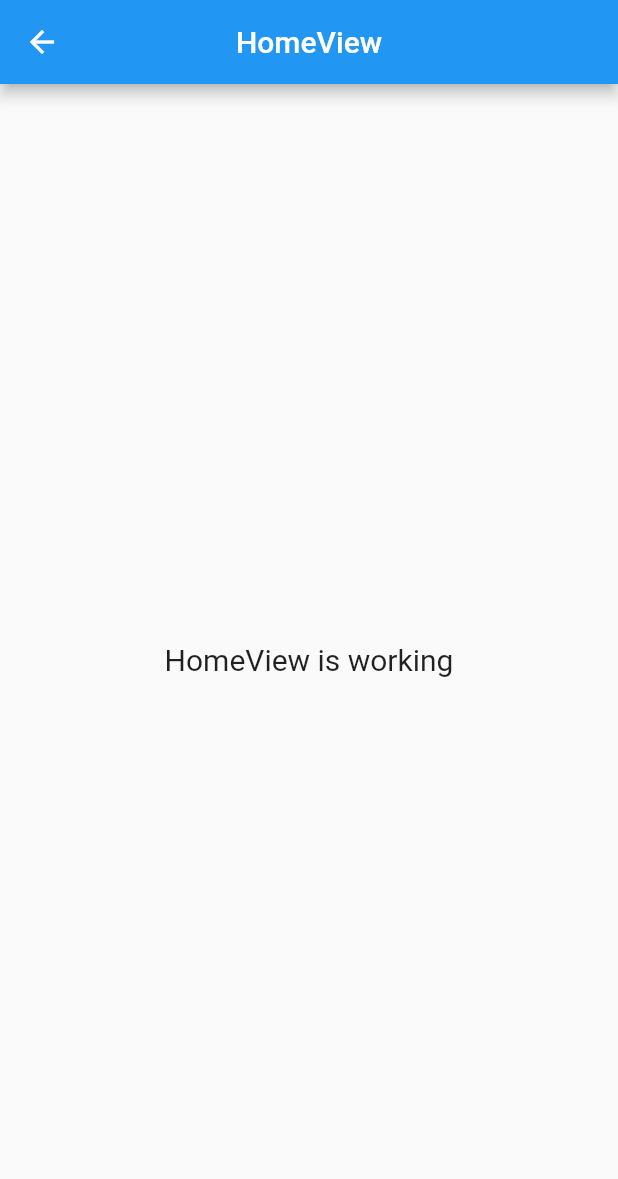
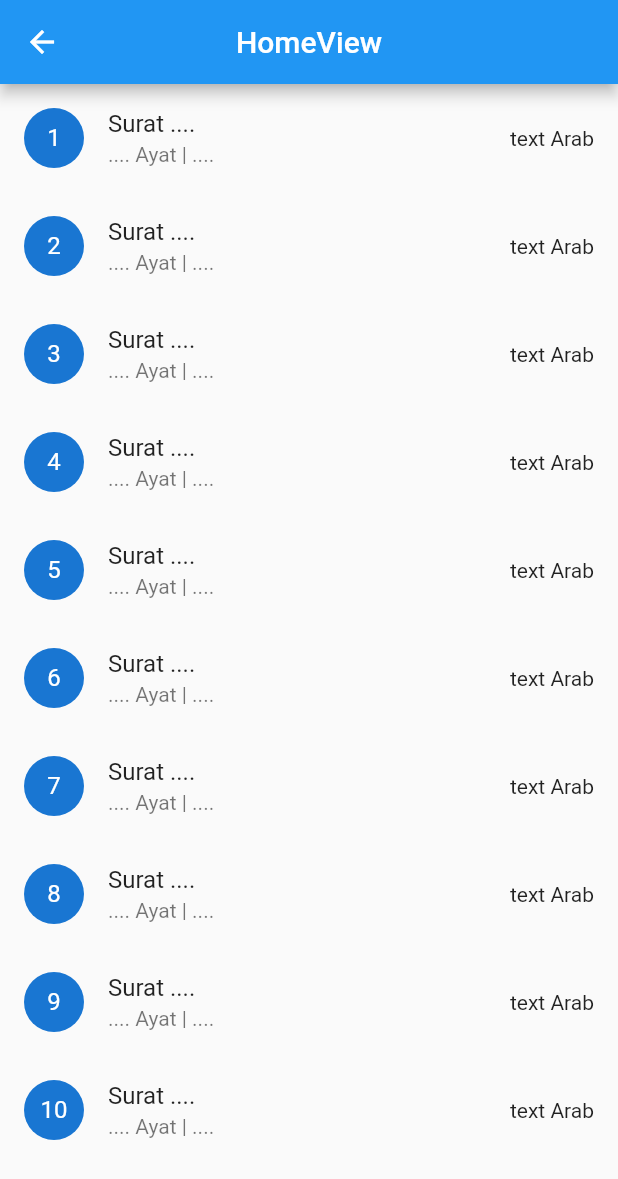
Before and after one commit to beardigumantara/alquran, a Flutter app: the HomeView screen opened by its route, on a phone screen of 412 x 824 dp. Shown: the top 1179 px of the screen. Run offline on Flutter 3.47's test engine with Material 2 defaults, Android fonts, the phone set to English and light mode, and no system bars; our stand-ins replace get, lottie.

Commit message:
add: design home screen

```diff
--- a/lib/app/modules/home/views/home_view.dart
+++ b/lib/app/modules/home/views/home_view.dart
@@ -13,10 +13,15 @@ class HomeView extends GetView<HomeController> {
         title: const Text('HomeView'),
         centerTitle: true,
       ),
-      body: Center(
-        child: Text(
-          'HomeView is working',
-          style: TextStyle(fontSize: 20),
+      body: ListView.builder(
+        itemCount: 10,
+        itemBuilder: (context, index) => ListTile(
+          leading: CircleAvatar(
+            child: Text("${index + 1}"),
+          ),
+          title: Text("Surat ...."),
+          subtitle: Text(".... Ayat | ...."),
+          trailing: Text("text Arab"),
         ),
       ),
     );
```
